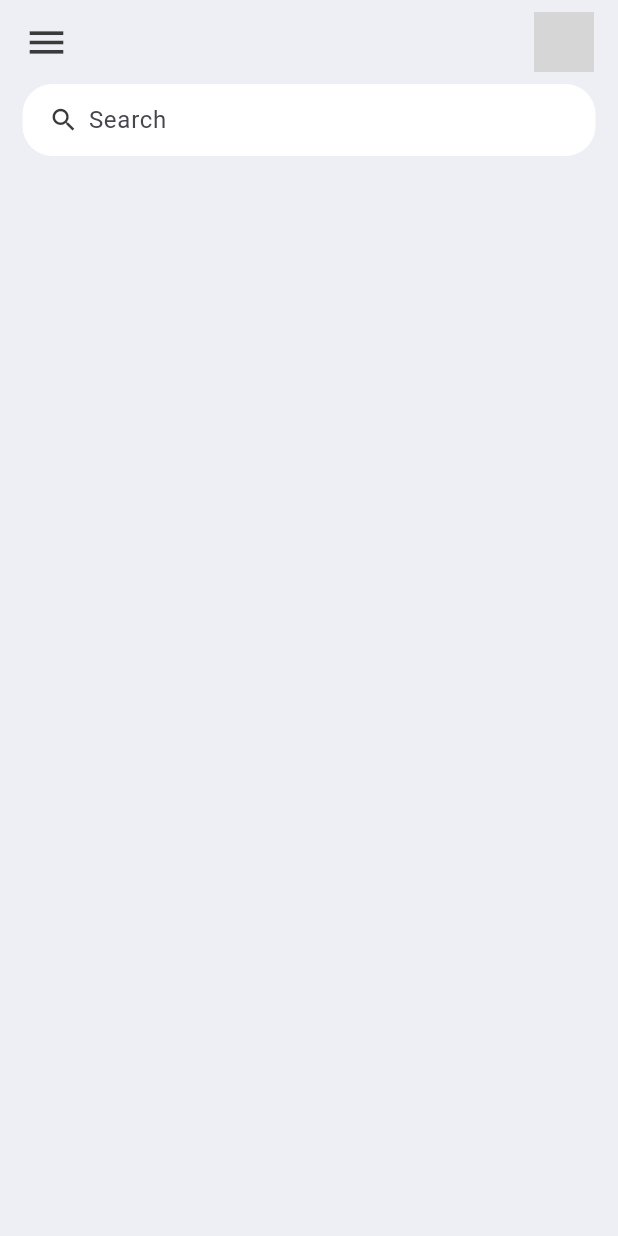
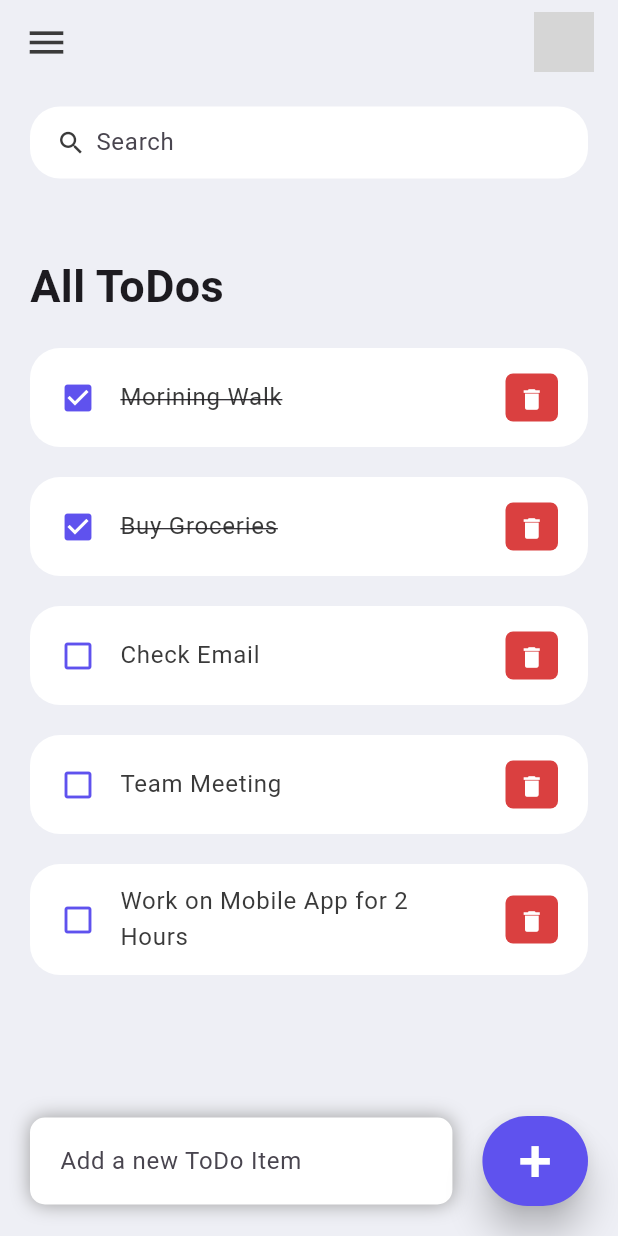
Before and after one commit to Priyanshg0211/To-Do-Flutter, a Flutter app: the screen it shows after launch, on a phone screen of 412 x 824 dp. Run offline on Flutter 3.47's test engine with Material 3 defaults, Android fonts, the phone set to English and light mode, and no system bars; grey boxes are pictures that could not be loaded.

Commit message:
added Todo fields

```diff
--- /dev/null
+++ b/lib/model/todo.dart
@@ -0,0 +1,20 @@
+class ToDo {
+  String? id;
+  String? todoText;
+  bool isdone;
+
+  ToDo({
+    required this.id,
+    required this.todoText,
+    this.isdone = false,
+  });
+  static List<ToDo> todoList() {
+    return [
+      ToDo(id: '01', todoText: 'Morining Walk', isdone: true),
+      ToDo(id: '01', todoText: 'Buy Groceries', isdone: true),
+      ToDo(id: '01', todoText: 'Check Email', ),
+      ToDo(id: '01', todoText: 'Team Meeting', ),
+      ToDo(id: '01', todoText: 'Work on Mobile App for 2 Hours', ),
+    ];
+  }
+}
--- a/lib/screen/home.dart
+++ b/lib/screen/home.dart
@@ -1,20 +1,104 @@
 import 'package:flutter/material.dart';
-import 'package:to_do_app/constants/colors.dart';
+import '../model/todo.dart';
+import '../constants/colors.dart';
+import '../widget/todo_item.dart';
 
 class Home extends StatelessWidget {
-  const Home({super.key});
+  Home({super.key});
+
+  final todosList = ToDo.todoList();
 
   @override
   Widget build(BuildContext context) {
     return Scaffold(
       backgroundColor: tdBGColor,
       appBar: _buildAppBar(),
-      body: Container(
-        padding: EdgeInsets.symmetric(horizontal: 15),
+      body: Stack(
+        children: [
+          Container(
+            padding: EdgeInsets.symmetric(horizontal: 20, vertical: 15),
             child: Column(
               children: [
+                searchbox(),
+                Expanded(
+                  child: ListView(
+                    children: [
                       Container(
-              padding:EdgeInsets.symmetric(horizontal: 15),
+                        margin: EdgeInsets.only(top: 50, bottom: 20),
+                        child: Text(
+                          'All ToDos',
+                          style: TextStyle(
+                              fontSize: 30, fontWeight: FontWeight.bold),
+                        ),
+                      ),
+                      for (ToDo todo in todosList)
+                        ToDoItem(
+                          todo: todo,
+                        ),
+                    ],
+                  ),
+                ),
+              ],
+            ),
+          ),
+          Align(
+            alignment: Alignment.bottomCenter,
+            child: Row(
+              children: [
+                Expanded(
+                  child: Container(
+                    margin: EdgeInsets.only(
+                      bottom: 20,
+                      right: 20,
+                      left: 20,
+                    ),
+                    padding: EdgeInsets.symmetric(horizontal: 20, vertical: 5),
+                    decoration: BoxDecoration(
+                      color: Colors.white,
+                      boxShadow: const [
+                        BoxShadow(
+                          color: Colors.grey,
+                          offset: Offset(0.0, 0.0),
+                          blurRadius: 10.0,
+                          spreadRadius: 0.0,
+                        ),
+                      ],
+                      borderRadius: BorderRadius.circular(10),
+                    ),
+                    child: TextField(
+                      decoration: InputDecoration(
+                        hintText: 'Add a new ToDo Item',
+                        border: InputBorder.none,
+                      ),
+                    ),
+                  ),
+                ),
+                Container(
+                  margin: EdgeInsets.only(
+                    bottom: 20,
+                    right: 20,
+                  ),
+                  child: ElevatedButton(
+                    child: Text('+', style: TextStyle(fontSize: 40,color: Colors.white),),
+                    onPressed: () {},
+                    style: ElevatedButton.styleFrom(
+                      primary: tdBlue,
+                      minimumSize: Size(60, 60),
+                      elevation: 10,
+                    ),
+                  ),
+                ),
+              ],
+            ),
+          )
+        ],
+      ),
+    );
+  }
+
+  Widget searchbox() {
+    return Container(
+      padding: EdgeInsets.symmetric(horizontal: 15),
       decoration: BoxDecoration(
           color: Colors.white, borderRadius: BorderRadius.circular(20)),
       child: const TextField(
@@ -30,12 +114,7 @@ class Home extends StatelessWidget {
               minWidth: 25,
             ),
             border: InputBorder.none,
-                  hintText: 'Search'
-                ),
-              ),
-            )
-          ],
-        ),
+            hintText: 'Search'),
       ),
     );
   }
--- /dev/null
+++ b/lib/widget/todo_item.dart
@@ -0,0 +1,54 @@
+import 'package:flutter/material.dart';
+import 'package:to_do_app/model/todo.dart';
+
+import '../constants/colors.dart';
+
+class ToDoItem extends StatelessWidget {
+  final ToDo todo;
+
+  const ToDoItem({super.key, required this.todo});
+
+  @override
+  Widget build(BuildContext context) {
+    return Container(
+      margin: EdgeInsets.only(bottom: 20),
+      child: ListTile(
+        onTap: () {
+          print('Clicked on ToDo Item');
+        },
+        shape: RoundedRectangleBorder(borderRadius: BorderRadius.circular(20)),
+        contentPadding: EdgeInsets.symmetric(horizontal: 20, vertical: 5),
+        tileColor: Colors.white,
+        leading: Icon(
+          todo.isdone ? Icons.check_box : Icons.check_box_outline_blank,
+          color: tdBlue,
+        ),
+        title: Text(
+          todo.todoText!,
+          style: TextStyle(
+              fontSize: 16,
+              color: tdBlack,
+              decoration: todo.isdone ? TextDecoration.lineThrough : null),
+        ),
+        trailing: Container(
+          padding: EdgeInsets.all(0),
+          margin: EdgeInsets.symmetric(vertical: 12),
+          height: 35,
+          width: 35,
+          decoration: BoxDecoration(
+            color: tdRed,
+            borderRadius: BorderRadius.circular(5),
+          ),
+          child: IconButton(
+            color: Colors.white,
+            iconSize: 18,
+            icon: Icon(Icons.delete),
+            onPressed: () {
+              print('Clicked on delete icon');
+            },
+          ),
+        ),
+      ),
+    );
+  }
+}
```
Lines whose indentation alone changed are shown as unchanged.
